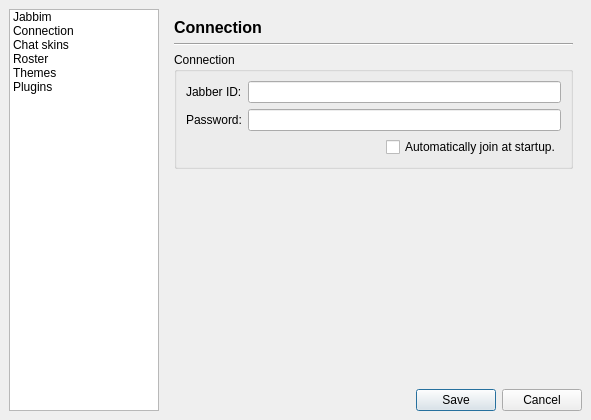
First picture: the form in widgets/preferences.ui, repository xmpp-graveyard/jabbim, before the edit.
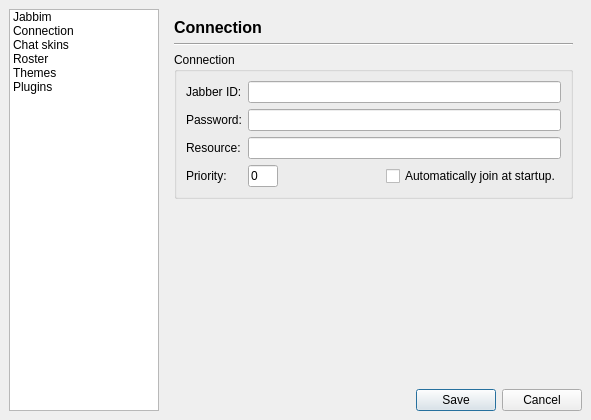
Second picture: the form after the edit. Icons and pictures are not drawn.

Commit message: Moznost nastavit resource+zatim nefunkcni nastavovani priority

The edit to the form file:
```diff
--- a/widgets/preferences.ui
+++ b/widgets/preferences.ui
@@ -114,27 +114,7 @@
           <property name="spacing" >
            <number>6</number>
           </property>
-          <item row="1" column="0" >
-           <spacer>
-            <property name="orientation" >
-             <enum>Qt::Horizontal</enum>
-            </property>
-            <property name="sizeHint" >
-             <size>
-              <width>51</width>
-              <height>20</height>
-             </size>
-            </property>
-           </spacer>
-          </item>
-          <item row="1" column="1" >
-           <widget class="QCheckBox" name="connection_autojoin" >
-            <property name="text" >
-             <string>Automatically join at startup.</string>
-            </property>
-           </widget>
-          </item>
-          <item row="0" column="0" colspan="2" >
+          <item row="0" column="0" >
            <layout class="QHBoxLayout" >
             <property name="margin" >
              <number>0</number>
@@ -164,6 +144,20 @@
                 </property>
                </widget>
               </item>
+              <item>
+               <widget class="QLabel" name="label_4" >
+                <property name="text" >
+                 <string>Resource:</string>
+                </property>
+               </widget>
+              </item>
+              <item>
+               <widget class="QLabel" name="label_5" >
+                <property name="text" >
+                 <string>Priority:</string>
+                </property>
+               </widget>
+              </item>
              </layout>
             </item>
             <item>
@@ -197,6 +191,69 @@
                 </property>
                </widget>
               </item>
+              <item>
+               <widget class="QLineEdit" name="connection_source" />
+              </item>
+              <item>
+               <layout class="QHBoxLayout" >
+                <property name="margin" >
+                 <number>0</number>
+                </property>
+                <property name="spacing" >
+                 <number>6</number>
+                </property>
+                <item>
+                 <widget class="QLineEdit" name="connection_priority" >
+                  <property name="sizePolicy" >
+                   <sizepolicy>
+                    <hsizetype>0</hsizetype>
+                    <vsizetype>0</vsizetype>
+                    <horstretch>0</horstretch>
+                    <verstretch>0</verstretch>
+                   </sizepolicy>
+                  </property>
+                  <property name="minimumSize" >
+                   <size>
+                    <width>30</width>
+                    <height>0</height>
+                   </size>
+                  </property>
+                  <property name="maximumSize" >
+                   <size>
+                    <width>30</width>
+                    <height>16777215</height>
+                   </size>
+                  </property>
+                  <property name="inputMask" >
+                   <string>90; </string>
+                  </property>
+                  <property name="text" >
+                   <string>0</string>
+                  </property>
+                 </widget>
+                </item>
+                <item>
+                 <spacer>
+                  <property name="orientation" >
+                   <enum>Qt::Horizontal</enum>
+                  </property>
+                  <property name="sizeHint" >
+                   <size>
+                    <width>170</width>
+                    <height>20</height>
+                   </size>
+                  </property>
+                 </spacer>
+                </item>
+                <item>
+                 <widget class="QCheckBox" name="connection_autojoin" >
+                  <property name="text" >
+                   <string>Automatically join at startup.</string>
+                  </property>
+                 </widget>
+                </item>
+               </layout>
+              </item>
              </layout>
             </item>
            </layout>
@@ -500,45 +557,22 @@
      </widget>
     </widget>
    </item>
-   <item row="1" column="2" >
-    <layout class="QHBoxLayout" >
-     <property name="margin" >
-      <number>0</number>
-     </property>
-     <property name="spacing" >
-      <number>6</number>
-     </property>
-     <item>
-      <widget class="QPushButton" name="saveButton" >
-       <property name="text" >
-        <string>Save</string>
-       </property>
-      </widget>
-     </item>
-     <item>
-      <widget class="QPushButton" name="cancelButton" >
-       <property name="text" >
-        <string>Cancel</string>
-       </property>
-      </widget>
-     </item>
-    </layout>
-   </item>
-   <item row="1" column="1" >
-    <spacer>
-     <property name="orientation" >
-      <enum>Qt::Horizontal</enum>
-     </property>
-     <property name="sizeHint" >
-      <size>
-       <width>141</width>
-       <height>20</height>
-      </size>
-     </property>
-    </spacer>
-   </item>
    <item rowspan="2" row="0" column="0" >
     <widget class="QListWidget" name="listWidget" >
+     <property name="sizePolicy" >
+      <sizepolicy>
+       <hsizetype>0</hsizetype>
+       <vsizetype>7</vsizetype>
+       <horstretch>0</horstretch>
+       <verstretch>0</verstretch>
+      </sizepolicy>
+     </property>
+     <property name="minimumSize" >
+      <size>
+       <width>150</width>
+       <height>0</height>
+      </size>
+     </property>
      <property name="maximumSize" >
       <size>
        <width>150</width>
@@ -604,6 +638,43 @@
      </item>
     </widget>
    </item>
+   <item row="1" column="1" >
+    <spacer>
+     <property name="orientation" >
+      <enum>Qt::Horizontal</enum>
+     </property>
+     <property name="sizeHint" >
+      <size>
+       <width>141</width>
+       <height>20</height>
+      </size>
+     </property>
+    </spacer>
+   </item>
+   <item row="1" column="2" >
+    <layout class="QHBoxLayout" >
+     <property name="margin" >
+      <number>0</number>
+     </property>
+     <property name="spacing" >
+      <number>6</number>
+     </property>
+     <item>
+      <widget class="QPushButton" name="saveButton" >
+       <property name="text" >
+        <string>Save</string>
+       </property>
+      </widget>
+     </item>
+     <item>
+      <widget class="QPushButton" name="cancelButton" >
+       <property name="text" >
+        <string>Cancel</string>
+       </property>
+      </widget>
+     </item>
+    </layout>
+   </item>
   </layout>
  </widget>
  <resources/>
```
The commit also changes 3 other files.
